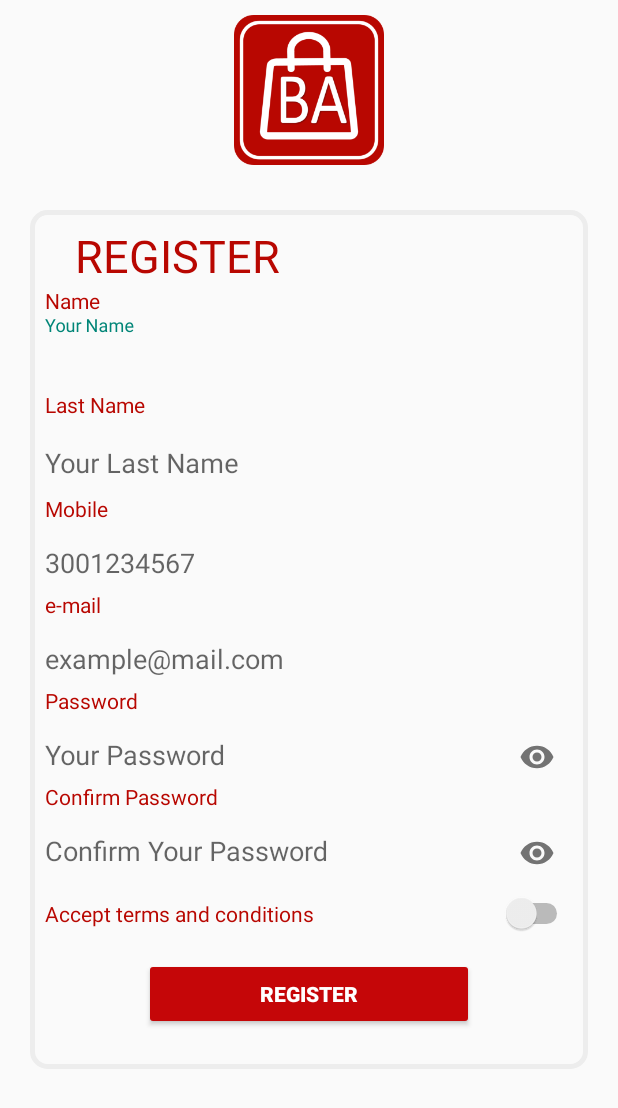
After one commit to DanielHGarciaB/BazzarApp, an Android app: the RegisterActivity screen opened directly, with no data from a screen before it, on a phone screen of 412 x 824 dp. The commit adds this screen. Shown: the top 1108 px of the screen. Run offline under Robolectric (Android 15) with nearby library versions, the phone set to English and light mode, and no system bars; our stand-ins replace Firebase (no records; nobody signed in at launch, a user with empty details on screens opened directly).

Commit message:
DG2021111701

```diff
--- a/app/src/main/AndroidManifest.xml
+++ b/app/src/main/AndroidManifest.xml
@@ -10,6 +10,9 @@
         android:roundIcon="@mipmap/ic_launcher_round"
         android:supportsRtl="true"
         android:theme="@style/Theme.AppCompat.Light.NoActionBar">
+        <activity
+            android:name=".RegisterActivity"
+            android:exported="false" />
         <activity
             android:name=".CatalogoActivity"
             android:exported="false" />
--- a/app/src/main/java/com/example/bazzarapp/MainActivity.kt
+++ b/app/src/main/java/com/example/bazzarapp/MainActivity.kt
@@ -33,6 +33,9 @@ class MainActivity : AppCompatActivity() {
                 .setMessage("Invalid user or password").create().show()
         }
     }
-    fun onRegister(botonRegister: android.view.View) {}
+    fun onRegister(botonRegister: android.view.View) {
+            val registerIntent = Intent(this, RegisterActivity::class.java)
+            startActivity(registerIntent)
+    }
     fun onRecycle(view: android.view.View) {}
 }
--- /dev/null
+++ b/app/src/main/java/com/example/bazzarapp/RegisterActivity.kt
@@ -0,0 +1,190 @@
+package com.example.bazzarapp
+
+import android.os.Bundle
+import android.widget.EditText
+import android.widget.Switch
+import androidx.appcompat.app.AppCompatActivity
+import com.google.android.material.textfield.TextInputLayout
+import com.google.firebase.auth.FirebaseAuth
+import com.google.firebase.firestore.FirebaseFirestore
+import java.util.regex.Pattern
+
+class RegisterActivity : AppCompatActivity() {
+
+    private var editUserName: EditText? = null
+    private var editPassword: EditText? = null
+    private var editName: EditText? = null
+    private var editLastName: EditText? = null
+    private var editMobile: EditText? = null
+    private var stTerms: Switch? = null
+
+    var db = FirebaseFirestore.getInstance()
+
+    override fun onCreate(savedInstanceState: Bundle?) {
+        super.onCreate(savedInstanceState)
+        setContentView(R.layout.activity_register)
+
+        editUserName = findViewById(R.id.editEmail);
+        editPassword = findViewById(R.id.editPassword);
+        editName = findViewById(R.id.editName);
+        editLastName = findViewById(R.id.editLastName);
+        editMobile = findViewById(R.id.editMobile);
+        stTerms = findViewById(R.id.stTerms);
+
+        title = "Register"
+    }
+
+    fun onRegister(view: android.view.View) {
+
+        var username = editUserName!!.text.toString();
+        var password = editPassword!!.text.toString();
+        var name = editName!!.text.toString();
+        var lastname = editLastName!!.text.toString();
+        var mobile = editMobile!!.text.toString();
+        var terms = stTerms!!.isChecked;
+
+        if (Validation(username, password,name,lastname,mobile,terms)) {
+
+            //Save Auth
+                /*
+            FirebaseAuth.getInstance().createUserWithEmailAndPassword(username, password)
+                .addOnCompleteListener {
+                    if (it.isSuccessful) {
+                        //Save User
+                        db.collection("user").document(username).set(
+                            hashMapOf("password" to password,
+                                "name" to name,
+                                "lastname" to lastname,
+                                "mobile" to mobile,
+                                "terms" to terms))
+                        showHome(username, ProviderType.BASIC)
+                    } else {
+                        getToast("Failed to authenticate");
+                    }
+                }
+
+                 */
+
+        }else{
+            /*
+            getToast("Validate Error");
+             */
+        }
+
+    }
+
+    private fun Validation(username: String, password: String, name: String, lastname: String, mobile: String, terms: Boolean): Boolean {
+        //Reset
+        editUserName!!.setBackground(resources.getDrawable(R.drawable.customborderok))
+        var editUserNameLayout = findViewById<TextInputLayout>( R.id.editNameLayout)
+        editUserNameLayout!!.setHint("example@main.com")
+
+        editPassword!!.setBackground(resources.getDrawable(R.drawable.customborderok))
+        var editPasswordLayout = findViewById<TextInputLayout>( R.id.editPasswordLayout)
+        editPasswordLayout!!.setHint("Your Pasword")
+
+        editName!!.setBackground(resources.getDrawable(R.drawable.customborderok))
+        var editNameLayout = findViewById<TextInputLayout>( R.id.editNameLayout)
+        editNameLayout!!.setHint("Your Name")
+
+        editLastName!!.setBackground(resources.getDrawable(R.drawable.customborderok))
+        var editLastNameLayout = findViewById<TextInputLayout>( R.id.editLastNameLayout)
+        editLastNameLayout!!.setHint("Your Last Name")
+
+        editMobile!!.setBackground(resources.getDrawable(R.drawable.customborderok))
+        var editMobileLayout = findViewById<TextInputLayout>( R.id.editMobileLayout)
+        editMobileLayout!!.setHint("3001234567")
+
+        stTerms!!.setBackground(resources.getDrawable(R.drawable.customborderok))
+
+        //Regex
+        val uppercase: Pattern = Pattern.compile("[A-Z]")
+        val lowercase: Pattern = Pattern.compile("[a-z]")
+        val digit: Pattern = Pattern.compile("[0-9]")
+        val character: Pattern = Pattern.compile("[!#\$%&'*+/=?^_`{|}~-]")
+        val email: Pattern = Pattern.compile("^[a-z0-9!#\$%&'*+/=?^_`{|}~-]+(?:\\.[a-z0-9!#\$%&'*+/=?^_`{|}~-]+)*@(?:[a-z0-9](?:[a-z0-9-]*[a-z0-9])?\\.)+[a-z0-9](?:[a-z0-9-]*[a-z0-9])?\$")
+
+        //Validation
+        var validation : Boolean = true;
+
+        if (name.isEmpty()) {
+            editNameLayout!!.setHint("Empty Name")
+            editName!!.setBackground(resources.getDrawable(R.drawable.custombordererror))
+            validation=false
+        }
+
+        if (lastname.isEmpty()) {
+            editLastNameLayout!!.setHint("Empty Last Name")
+            editLastName!!.setBackground(resources.getDrawable(R.drawable.custombordererror))
+            validation=false
+        }
+
+        if (mobile.isEmpty()) {
+            editMobileLayout!!.setHint("Empty Mobile")
+            editMobile!!.setBackground(resources.getDrawable(R.drawable.custombordererror))
+            validation=false
+        }
+
+        if (!terms){
+            stTerms!!.setBackground(resources.getDrawable(R.drawable.custombordererror))
+            validation=false
+        }
+
+        //Validate Password
+        if (password.isEmpty()) {
+            editPasswordLayout!!.setHint("Empty Password")
+            editPassword!!.setBackground(resources.getDrawable(R.drawable.custombordererror))
+            validation=false
+
+        }else{
+            if (password.length < 8) {
+                editPasswordLayout!!.setHint("Minimum 8 characters")
+                editPassword!!.setBackground(resources.getDrawable(R.drawable.custombordererror))
+                validation=false
+
+            }else{
+                if (!lowercase.matcher(password).find()) {
+                    editPasswordLayout!!.setHint("At least one lowercase")
+                    editPassword!!.setBackground(resources.getDrawable(R.drawable.custombordererror))
+                    validation=false
+
+                }else{
+                    if (!uppercase.matcher(password).find()) {
+                        editPasswordLayout!!.setHint("At least one uppercase")
+                        editPassword!!.setBackground(resources.getDrawable(R.drawable.custombordererror))
+                        validation=false
+                    }else{
+
+                        if (!digit.matcher(password).find()){
+                            editPasswordLayout!!.setHint("At least one number")
+                            editPassword!!.setBackground(resources.getDrawable(R.drawable.custombordererror))
+                            validation=false
+
+                        }else{
+                            if (!character.matcher(password).find()){
+                                editPasswordLayout!!.setHint("At least one character")
+                                editPassword!!.setBackground(resources.getDrawable(R.drawable.custombordererror))
+                                validation=false
+                            }
+                        }
+                    }
+                }
+            }
+        }
+
+        //Validation Email
+        if (username.isEmpty()) {
+            editUserNameLayout!!.setHint("EmptyMail")
+            editUserName!!.setBackground(resources.getDrawable(R.drawable.custombordererror))
+            validation=false
+        }else{
+            if (!email.matcher(username).find()){
+                editUserNameLayout!!.setHint("It is not an e-mail")
+                editUserName!!.setBackground(resources.getDrawable(R.drawable.custombordererror))
+                validation=false
+            }
+        }
+
+        return validation;
+    }
+}
--- /dev/null
+++ b/app/src/main/res/drawable/custombordererror.xml
@@ -0,0 +1,6 @@
+<?xml version="1.0" encoding="UTF-8"?>
+<shape xmlns:android="http://schemas.android.com/apk/res/android" android:shape="rectangle">
+    <corners android:radius="10dp"/>
+    <padding android:left="5dp" android:right="5dp" android:top="5dp" android:bottom="5dp"/>
+    <stroke android:width="2dp" android:color="@color/red_800"/>
+</shape>
--- /dev/null
+++ b/app/src/main/res/drawable/customborderok.xml
@@ -0,0 +1,6 @@
+<?xml version="1.0" encoding="UTF-8"?>
+<shape xmlns:android="http://schemas.android.com/apk/res/android" android:shape="rectangle">
+    <corners android:radius="20dp"/>
+    <padding android:left="10dp" android:right="10dp" android:top="10dp" android:bottom="10dp"/>
+    <stroke android:width="5dp" android:color="@android:color/transparent"/>
+</shape>
--- /dev/null
+++ b/app/src/main/res/drawable/customborderproduct.xml
@@ -0,0 +1,6 @@
+<?xml version="1.0" encoding="UTF-8"?>
+<shape xmlns:android="http://schemas.android.com/apk/res/android" android:shape="rectangle">
+    <corners android:radius="10dp"/>
+    <padding android:left="5dp" android:right="5dp" android:top="5dp" android:bottom="5dp"/>
+    <stroke android:width="2dp" android:color="@color/blue_800"/>
+</shape>
--- /dev/null
+++ b/app/src/main/res/layout/activity_register.xml
@@ -0,0 +1,197 @@
+<?xml version="1.0" encoding="utf-8"?>
+<LinearLayout xmlns:android="http://schemas.android.com/apk/res/android"
+    xmlns:app="http://schemas.android.com/apk/res-auto"
+    xmlns:tools="http://schemas.android.com/tools"
+    android:layout_width="match_parent"
+    android:layout_height="match_parent"
+    android:orientation="vertical"
+    tools:context=".RegisterActivity">
+
+    <LinearLayout
+        android:layout_width="match_parent"
+        android:layout_height="wrap_content"
+        android:gravity="center"
+        android:orientation="horizontal"
+        >
+        <ImageView
+            android:layout_width="100dp"
+            android:layout_height="100dp"
+            android:layout_margin="10dp"
+            android:src="@drawable/logo"/>
+    </LinearLayout>
+    <ScrollView
+        android:layout_width="match_parent"
+        android:layout_height="match_parent">
+
+        <LinearLayout
+            android:background="@drawable/customborder"
+            android:layout_width="match_parent"
+            android:layout_height="match_parent"
+            android:layout_margin="20dp"
+            android:orientation="vertical">
+
+            <TextView
+                android:layout_width="wrap_content"
+                android:layout_height="wrap_content"
+                android:text="REGISTER"
+                android:layout_marginLeft="20dp"
+                android:textColor="@color/red_800"
+                android:textSize="30sp" />
+
+            <TextView
+                android:layout_width="wrap_content"
+                android:layout_height="wrap_content"
+                android:textColor="@color/red_800"
+                android:text="Name"/>
+
+            <com.google.android.material.textfield.TextInputLayout
+                android:id="@+id/editNameLayout"
+                android:layout_width="match_parent"
+                android:layout_height="wrap_content"
+                android:hint="Your Name">
+
+                <com.google.android.material.textfield.TextInputEditText
+                    android:id="@+id/editName"
+                    android:layout_width="match_parent"
+                    android:layout_height="39dp"
+                    android:background="@android:color/transparent"
+                    android:digits="ABCDEFGHIJKLMNOPQRSTUVWXYZabcdefghijklmnopqrstuvwxyz "
+                    android:inputType="textCapSentences" />
+            </com.google.android.material.textfield.TextInputLayout>
+
+            <TextView
+                android:layout_width="wrap_content"
+                android:layout_height="wrap_content"
+                android:textColor="@color/red_800"
+                android:text="Last Name"/>
+
+            <com.google.android.material.textfield.TextInputLayout
+                android:id="@+id/editLastNameLayout"
+                android:layout_width="match_parent"
+                android:layout_height="wrap_content"
+                android:hint="Your Last Name">
+
+                <com.google.android.material.textfield.TextInputEditText
+                    android:id="@+id/editLastName"
+                    android:layout_width="match_parent"
+                    android:layout_height="39dp"
+                    android:background="@android:color/transparent"
+                    android:digits="ABCDEFGHIJKLMNOPQRSTUVWXYZabcdefghijklmnopqrstuvwxyz "
+                    android:inputType="textCapSentences" />
+            </com.google.android.material.textfield.TextInputLayout>
+
+            <TextView
+                android:layout_width="wrap_content"
+                android:layout_height="wrap_content"
+                android:text="Mobile"
+                android:textColor="@color/red_800" />
+
+            <com.google.android.material.textfield.TextInputLayout
+                android:id="@+id/editMobileLayout"
+                android:layout_width="match_parent"
+                android:layout_height="wrap_content"
+                android:hint="3001234567">
+
+                <com.google.android.material.textfield.TextInputEditText
+                    android:id="@+id/editMobile"
+                    android:layout_width="match_parent"
+                    android:layout_height="34dp"
+                    android:background="@android:color/transparent"
+                    android:digits="1234567890"
+                    android:inputType="phone" />
+            </com.google.android.material.textfield.TextInputLayout>
+
+            <TextView
+                android:layout_width="wrap_content"
+                android:layout_height="wrap_content"
+                android:textColor="@color/red_800"
+                android:text="e-mail"/>
+
+            <com.google.android.material.textfield.TextInputLayout
+                android:id="@+id/editEmailLayout"
+                android:layout_width="match_parent"
+                android:layout_height="wrap_content"
+                android:hint="example@mail.com">
+
+                <com.google.android.material.textfield.TextInputEditText
+                    android:id="@+id/editEmail"
+                    android:layout_width="match_parent"
+                    android:layout_height="34dp"
+                    android:background="@android:color/transparent"
+                    android:inputType="textEmailAddress" />
+            </com.google.android.material.textfield.TextInputLayout>
+
+            <TextView
+                android:layout_width="wrap_content"
+                android:layout_height="wrap_content"
+                android:textColor="@color/red_800"
+                android:text="Password"/>
+
+            <com.google.android.material.textfield.TextInputLayout
+                android:id="@+id/editPasswordLayout"
+                android:layout_width="match_parent"
+                android:layout_height="wrap_content"
+                android:hint="Your Password"
+                app:passwordToggleEnabled="true">
+
+                <com.google.android.material.textfield.TextInputEditText
+                    android:id="@+id/editPassword"
+                    android:layout_width="match_parent"
+                    android:layout_height="34dp"
+                    android:background="@android:color/transparent"
+                    android:inputType="textPassword" />
+            </com.google.android.material.textfield.TextInputLayout>
+            <TextView
+                android:layout_width="wrap_content"
+                android:layout_height="wrap_content"
+                android:textColor="@color/red_800"
+                android:text="Confirm Password"/>
+
+            <com.google.android.material.textfield.TextInputLayout
+                android:id="@+id/editPasswordLayout2"
+                android:layout_width="match_parent"
+                android:layout_height="wrap_content"
+                android:hint="Confirm Your Password"
+                app:passwordToggleEnabled="true">
+
+                <com.google.android.material.textfield.TextInputEditText
+                    android:id="@+id/editPassword2"
+                    android:layout_width="match_parent"
+                    android:layout_height="34dp"
+                    android:background="@android:color/transparent"
+                    android:inputType="textPassword" />
+            </com.google.android.material.textfield.TextInputLayout>
+
+            <Switch
+                android:id="@+id/stTerms"
+                android:layout_width="match_parent"
+                android:layout_height="wrap_content"
+                android:layout_marginTop="10dp"
+                android:text="Accept terms and conditions"
+                android:textColor="@color/red_800" />
+
+
+            <LinearLayout
+                android:layout_width="match_parent"
+                android:layout_height="wrap_content"
+                android:layout_margin="16dp"
+                android:gravity="center"
+                android:orientation="vertical">
+
+                <Button
+                    android:id="@+id/btnRegister"
+                    android:layout_width="220dp"
+                    android:layout_height="wrap_content"
+                    android:layout_gravity="center"
+                    android:backgroundTint="#FFc50608"
+                    android:text="REGISTER"
+                    android:onClick="onRegister"
+                    android:textColor="@android:color/white"
+                    android:textStyle="bold" />
+
+            </LinearLayout>
+        </LinearLayout>
+
+
+    </ScrollView>
+</LinearLayout>
--- a/app/src/main/res/layout/item_product.xml
+++ b/app/src/main/res/layout/item_product.xml
@@ -30,8 +30,7 @@
                 android:layout_height="wrap_content"
                 android:gravity="center"
                 android:text="Title"
-                android:textAppearance="@style/TextAppearance.AppCompat.Display1"
-                />
+                android:textAppearance="@style/TextAppearance.AppCompat.Display1" />
 
             <TextView
                 android:id="@+id/textItem"
@@ -39,9 +38,8 @@
                 android:layout_height="wrap_content"
                 android:gravity="center"
                 android:text="Prueba"
-                android:textSize="20dp"
                 android:textAppearance="@style/TextAppearance.AppCompat.Display1"
-                />
+                android:textSize="20dp" />
 
         </LinearLayout>
 
--- a/app/src/main/res/values/colors.xml
+++ b/app/src/main/res/values/colors.xml
@@ -13,5 +13,6 @@
     <color name="pink_700">#1342ED</color>
     <color name="red_800">#B80701</color>
     <color name="blue">#16416C</color>
+    <color name="blue_800">#002e53</color>
     <color name="grey">#BFC2C2</color>
 </resources>
--- a/build.gradle
+++ b/build.gradle
@@ -7,6 +7,7 @@ buildscript {
     dependencies {
         classpath "com.android.tools.build:gradle:7.0.3"
         classpath "org.jetbrains.kotlin:kotlin-gradle-plugin:1.5.31"
+        classpath 'com.google.gms:google-services:4.3.10'
 
         // NOTE: Do not place your application dependencies here; they belong
         // in the individual module build.gradle files
```
Also changed, not shown: app/build.gradle (+14 -5 lines), app/src/main/res/layout/activity_main.xml (+38 -7 lines), app/src/main/res/drawable/facebook.png (added), app/src/main/res/drawable/google.png (added), 1 other file.
